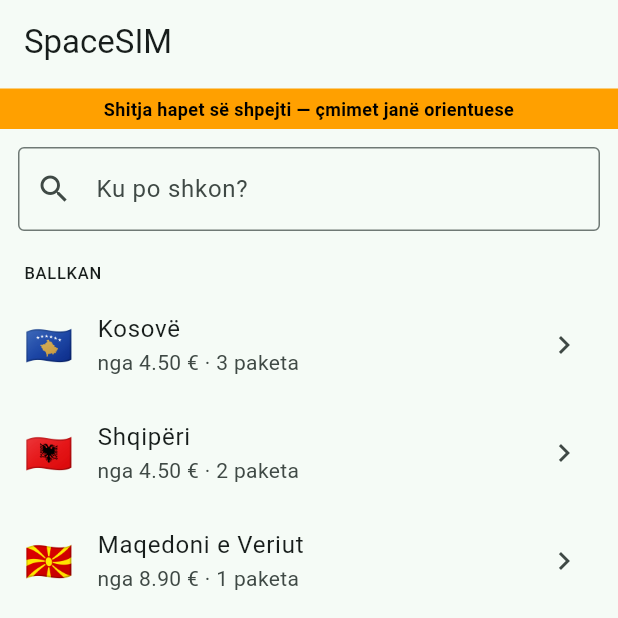
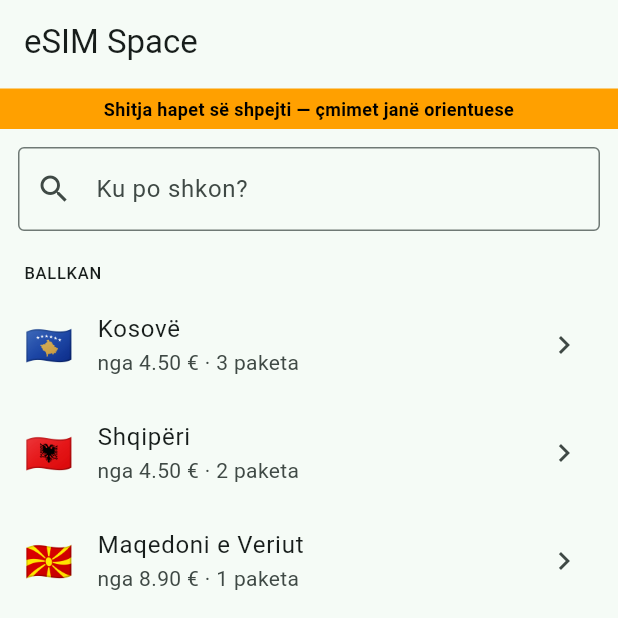
Before and after one commit to ShabanEjupi1/SpaceSIM, a Flutter app: the screen it shows after launch, on a phone screen of 412 x 824 dp, the top half of it. Run offline on Flutter 3.47's test engine with Material 3 defaults, Android fonts, the phone set to English and light mode, and no system bars; our stand-ins replace qr_flutter, shared_preferences.

Commit message:
eSIM Space: emri i ri dhe app-ads.txt
Emri i dukshëm ishte ende «esim» — parazgjedhja e Flutter-it — te etiketa e
Android-it, te titulli i faqes dhe te manifesti i web-it, ndërsa brenda
aplikacioni quhej «SpaceSIM». Tani të tria thonë të njëjtën gjë: **eSIM Space**.

Fjala «eSIM» rri te titulli me qëllim: te Play-i titulli është fusha me peshën
më të madhe te kërkimi, dhe i njëjti gabim e mbajti «Mat!»-in të pagjetshëm
derisa u bë «Shah Mat» (03-08). «SpaceSIM» nuk e përmban fjalën që shkruan
njeriu që kërkon.

Paketa MBETET tech.spacecode.esim: nuk është ngarkuar ende asnjë AAB, por
paketa nuk i shfaqet askujt dhe ndërrimi i saj do të zhvlerësonte çelësin e
ngarkimit dhe të pesta sekretet te GitHub-i pa asnjë përfitim.

Manifesti i web-it mbante ende ngjyrat e shembullit të Flutter-it (#0175C2)
dhe përshkrimin «A new Flutter project.»; tani ndjek farën e temës (#1F6F5C).

app-ads.txt: AdMob-i e tërheq nga rrënja e «faqes së zhvilluesit» të listimit.

```diff
--- a/lib/main.dart
+++ b/lib/main.dart
@@ -1,4 +1,4 @@
-/// SpaceSIM — blerje pakosh eSIM për udhëtim.
+/// eSIM Space — mbaj eSIM-et e tua në një vend.
 ///
 /// 🔑 Furnizuesi zgjidhet KËTU dhe askund tjetër. Sot është i simuluar; kur të
 /// vijë çelësi i vërtetë, ndërrohet ky rresht i vetëm.
@@ -42,7 +42,7 @@
   @override
   Widget build(BuildContext context) {
     return MaterialApp(
-      title: 'SpaceSIM',
+      title: 'eSIM Space',
       debugShowCheckedModeBanner: false,
       theme: ThemeData(
         colorScheme: ColorScheme.fromSeed(seedColor: seed),
--- a/lib/modele/modele.dart
+++ b/lib/modele/modele.dart
@@ -1,4 +1,4 @@
-/// Modelet e SpaceSIM-it.
+/// Modelet e eSIM Space-it.
 ///
 /// Të gjitha janë të pandryshueshme dhe dinë ta lexojnë veten nga JSON-i, sepse
 /// i njëjti format vjen sot nga `assets/katalogu.json` dhe nesër nga API-ja e
--- a/lib/pamja/faqja_kryesore.dart
+++ b/lib/pamja/faqja_kryesore.dart
@@ -41,7 +41,7 @@
   Widget build(BuildContext context) {
     return Scaffold(
       appBar: AppBar(
-        title: const Text('SpaceSIM'),
+        title: const Text('eSIM Space'),
         bottom: widget.furnizuesi.mundBlihet && !widget.furnizuesi.iVertete
             ? const _Shiriti('PROVË — profilet nuk janë të vërteta dhe asgjë nuk paguhet')
             : widget.furnizuesi.mundBlihet
--- a/pubspec.yaml
+++ b/pubspec.yaml
@@ -1,5 +1,5 @@
 name: esim
-description: "SpaceSIM — blerje pakosh eSIM për udhëtim."
+description: "eSIM Space — mbaj eSIM-et e tua në një vend."
 publish_to: 'none'
 version: 0.1.0+1
 
```
Also changed, not shown: 4 other files.
